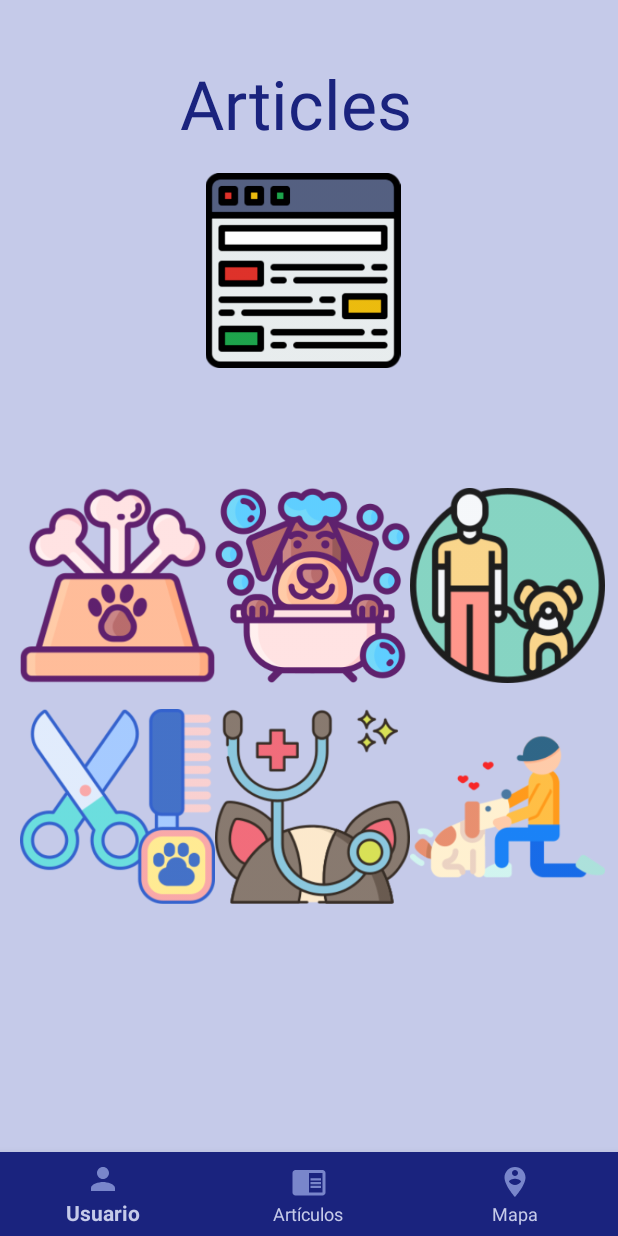
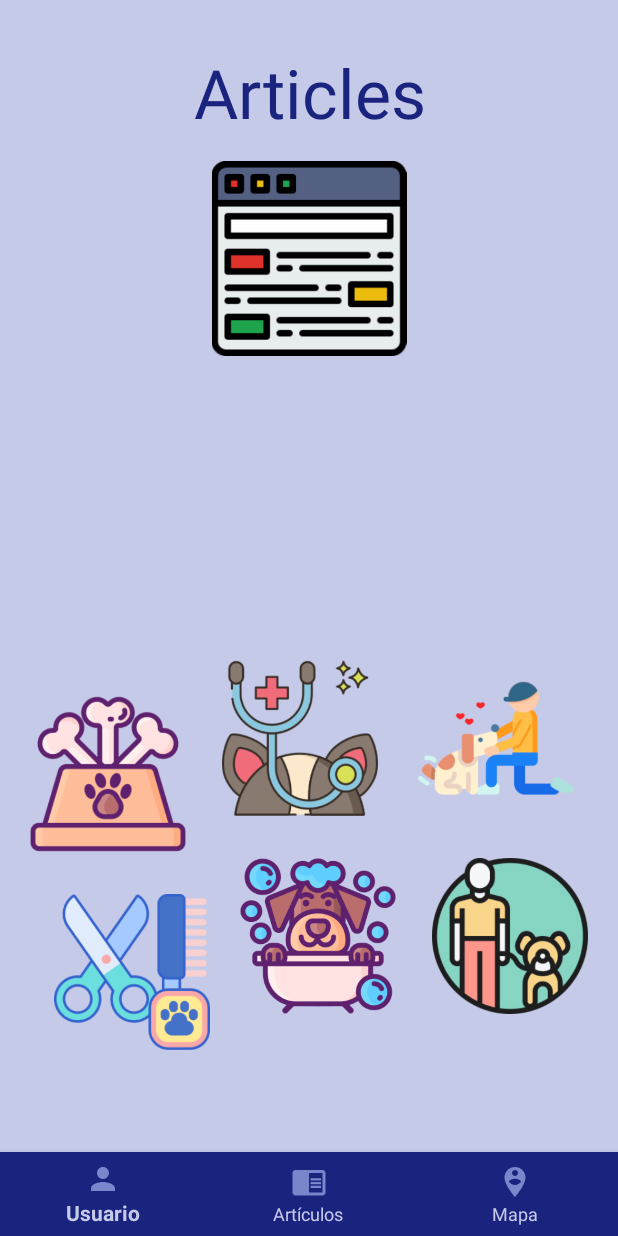
Before and after one commit to karichalobato/PetCare, an Android app: the ArticlesFragment screen opened through its navigation route, on a phone screen of 412 x 824 dp. Run offline under Robolectric (Android 15) with nearby library versions, the phone set to English and light mode, and no system bars; our stand-ins replace Firebase (no records; nobody signed in at launch, a user with empty details on screens opened directly), Room's generated code, navigation-ui, sdp/ssp sizes; 2 statements that could not run were skipped.

Commit message:
Trabajando en artículos.

```diff
--- a/app/src/main/java/com/cuidadoanimal/petcare/gui/activities/MainActivity.kt
+++ b/app/src/main/java/com/cuidadoanimal/petcare/gui/activities/MainActivity.kt
@@ -26,17 +26,11 @@ import kotlinx.android.synthetic.main.activity_main.*
 class MainActivity :
     AppCompatActivity(),
     NewPet.NewPetListener,
-    ArticlesFragment.OnFragmentInteractionListener,
     Vaccine.OnFragmentInteractionListener {
 
     override fun onInteraction(uri: Uri) {
         TODO("not implemented") //To change body of created functions use File | Settings | File Templates.
     }
-
-    override fun fragmentInteraction(uri: Uri) {
-        TODO("not implemented") //To change body of created functions use File | Settings | File Templates.
-    }
-
 
     private var doubleBackToExitPressedOnce = false
 
--- a/app/src/main/java/com/cuidadoanimal/petcare/gui/activities/WebViewActivity.kt
+++ b/app/src/main/java/com/cuidadoanimal/petcare/gui/activities/WebViewActivity.kt
@@ -10,12 +10,16 @@ import kotlinx.android.synthetic.main.activity_web_view.*
 
 class WebViewActivity : AppCompatActivity() {
 
-    private val BASE_URL = "https://www.google.com"
+    private var BASE_URL = "https://www.google.com"
     private val SEARCH_PATH = "/search?q=" //PATH que se mostrará al hacer una busqueda especifica.
 
     override fun onCreate(savedInstanceState: Bundle?) {
         super.onCreate(savedInstanceState)
         setContentView(R.layout.activity_web_view)
+
+        var getUrl = intent?.getStringExtra("url")
+
+        if (getUrl != null) BASE_URL = getUrl
 
         //Refresh
         swipeRefresh.setOnRefreshListener {
@@ -23,6 +27,7 @@ class WebViewActivity : AppCompatActivity() {
         }
 
         //Search
+/*
         searchView.setOnQueryTextListener(object : SearchView.OnQueryTextListener{
 
             override fun onQueryTextChange(newText: String?): Boolean {
@@ -43,13 +48,14 @@ class WebViewActivity : AppCompatActivity() {
                 return false
             }
         })
+*/
 
         //WebView
-        webView.webChromeClient = object : WebChromeClient(){
+        webView.webChromeClient = object : WebChromeClient() {
 
         }
 
-        webView.webViewClient = object : WebViewClient(){
+        webView.webViewClient = object : WebViewClient() {
 
             override fun shouldOverrideUrlLoading(view: WebView?, request: WebResourceRequest?): Boolean {
                 return false
@@ -58,8 +64,8 @@ class WebViewActivity : AppCompatActivity() {
             override fun onPageStarted(view: WebView?, url: String?, favicon: Bitmap?) {
                 super.onPageStarted(view, url, favicon)
 
-                searchView.setQuery(url, false) //vista de la busqueda del usuario.
-
+                /*searchView.setQuery(url, false) //vista de la busqueda del usuario.
+*/
                 swipeRefresh.isRefreshing = true
             }
 
@@ -79,7 +85,7 @@ class WebViewActivity : AppCompatActivity() {
     override fun onBackPressed() {
         if (webView.canGoBack()) {
             webView.goBack()
-        }else{
+        } else {
             super.onBackPressed()
         }
     }
--- a/app/src/main/java/com/cuidadoanimal/petcare/gui/fragments/ArticlesFragment.kt
+++ b/app/src/main/java/com/cuidadoanimal/petcare/gui/fragments/ArticlesFragment.kt
@@ -1,55 +1,99 @@
 package com.cuidadoanimal.petcare.gui.fragments
 
 import android.content.Context
+import android.content.Intent
 import android.net.Uri
 import android.os.Bundle
 import androidx.fragment.app.Fragment
 import android.view.LayoutInflater
 import android.view.View
 import android.view.ViewGroup
-import android.content.Intent
 import kotlinx.android.synthetic.main.fragment_articles.*
-import android.widget.ImageView
-import android.R
-import android.widget.Button
-import android.widget.GridLayout
 
-
-// TODO: Rename parameter arguments, choose names that match
-// the fragment initialization parameters, e.g. ARG_ITEM_NUMBER
-private const val ARG_PARAM1 = "param1"
-private const val ARG_PARAM2 = "param2"
-
-/**
- * A simple [Fragment] subclass.
- * Activities that contain this fragment must implement the
- * [ArticlesFragment.OnFragmentInteractionListener] interface
- * to handle onInteraction events.
- * Use the [ArticlesFragment.newInstance] factory method to
- * create an instance of this fragment.
- *
- */
 class ArticlesFragment : Fragment() {
-    // TODO: Rename and change types of parameters
-    private var param1: String? = null
-    private var param2: String? = null
-    private var listener: OnFragmentInteractionListener? = null
 
     override fun onCreate(savedInstanceState: Bundle?) {
         super.onCreate(savedInstanceState)
-        arguments?.let {
-            param1 = it.getString(ARG_PARAM1)
-            param2 = it.getString(ARG_PARAM2)
-        }
 
-        pic1.setOnClickListener {
+    }
 
-            val uri = Uri.parse("https://github.com/karichalobato/GridLayout/blob/master/app/src/main/java/com/example/gridlayout/MainActivity.java")
+    override fun onViewCreated(view: View, savedInstanceState: Bundle?) {
+        super.onViewCreated(view, savedInstanceState)
+
+        alimentacion.setOnClickListener {
+
+            val url =
+                "https://github.com/karichalobato/GridLayout/blob/master/app/src/main/java/com/example/gridlayout/MainActivity.java"
+
+            var intent = Intent()
+            intent.putExtra("url", url)
+
+            startActivity(intent)
 
         }
 
+        atencion.setOnClickListener {
+
+            val url =
+                "https://github.com/karichalobato/GridLayout/blob/master/app/src/main/java/com/example/gridlayout/MainActivity.java"
+
+            var intent = Intent()
+            intent.putExtra("url", url)
+
+            startActivity(intent)
+
+        }
+
+        recreacion.setOnClickListener {
+
+            val url =
+                "https://github.com/karichalobato/GridLayout/blob/master/app/src/main/java/com/example/gridlayout/MainActivity.java"
+
+            var intent = Intent()
+            intent.putExtra("url", url)
+
+            startActivity(intent)
+
+        }
+
+        cuidado.setOnClickListener {
+
+            val url =
+                "https://github.com/karichalobato/GridLayout/blob/master/app/src/main/java/com/example/gridlayout/MainActivity.java"
+
+            var intent = Intent()
+            intent.putExtra("url", url)
+
+            startActivity(intent)
+
+        }
+
+        limpieza.setOnClickListener {
+
+            val url =
+                "https://github.com/karichalobato/GridLayout/blob/master/app/src/main/java/com/example/gridlayout/MainActivity.java"
+
+            var intent = Intent()
+            intent.putExtra("url", url)
+
+            startActivity(intent)
+
+        }
+
+        medico.setOnClickListener {
+
+            val url =
+                "https://github.com/karichalobato/GridLayout/blob/master/app/src/main/java/com/example/gridlayout/MainActivity.java"
+
+            var intent = Intent()
+            intent.putExtra("url", url)
+
+            startActivity(intent)
+
+        }
+
+
     }
-
 
 
     override fun onCreateView(
@@ -60,58 +104,4 @@ class ArticlesFragment : Fragment() {
         return inflater.inflate(com.cuidadoanimal.petcare.R.layout.fragment_articles, container, false)
     }
 
-    // TODO: Rename method, update argument and hook method into UI event
-    fun onButtonPressed(uri: Uri) {
-        listener?.fragmentInteraction(uri)
-    }
-
-    override fun onAttach(context: Context) {
-        super.onAttach(context)
-        if (context is OnFragmentInteractionListener) {
-            listener = context
-        } else {
-            throw RuntimeException("$context must implement OnFragmentInteractionListener")
-        }
-    }
-
-    override fun onDetach() {
-        super.onDetach()
-        listener = null
-    }
-
-    /**
-     * This interface must be implemented by activities that contain this
-     * fragment to allow an onInteraction in this fragment to be communicated
-     * to the activity and potentially other fragments contained in that
-     * activity.
-     *
-     *
-     * See the Android Training lesson [Communicating with Other Fragments]
-     * (http://developer.android.com/training/basics/fragments/communicating.html)
-     * for more information.
-     */
-    interface OnFragmentInteractionListener {
-        // TODO: Update argument type and name
-        fun fragmentInteraction(uri: Uri)
-    }
-
-    companion object {
-        /**
-         * Use this factory method to create a new instance of
-         * this fragment using the provided parameters.
-         *
-         * @param param1 Parameter 1.
-         * @param param2 Parameter 2.
-         * @return A new instance of fragment ArticlesFragment.
-         */
-        // TODO: Rename and change types and number of parameters
-        @JvmStatic
-        fun newInstance(param1: String, param2: String) =
-            ArticlesFragment().apply {
-                arguments = Bundle().apply {
-                    putString(ARG_PARAM1, param1)
-                    putString(ARG_PARAM2, param2)
-                }
-            }
-    }
 }
--- a/app/src/main/res/layout/activity_web_view.xml
+++ b/app/src/main/res/layout/activity_web_view.xml
@@ -20,15 +20,6 @@
             app:navGraph="@navigation/navigation_main" app:layout_constraintHorizontal_bias="0.0"
             app:layout_constraintVertical_bias="0.0" app:layout_constraintBottom_toTopOf="@+id/bottom_nav_view"/>
 
-    <SearchView
-            android:id="@+id/searchView"
-            android:layout_width="match_parent"
-            android:layout_height="wrap_content"
-            tools:layout_editor_absoluteY="8dp"
-            app:layout_constraintStart_toStartOf="parent"
-            app:layout_constraintEnd_toEndOf="parent"
-            android:background="@color/colorAccent"
-    />
 
     <androidx.swiperefreshlayout.widget.SwipeRefreshLayout
             android:layout_width="match_parent"
--- a/app/src/main/res/layout/fragment_articles.xml
+++ b/app/src/main/res/layout/fragment_articles.xml
@@ -1,108 +1,23 @@
 <?xml version="1.0" encoding="utf-8"?>
-<RelativeLayout xmlns:android="http://schemas.android.com/apk/res/android"
-                xmlns:app="http://schemas.android.com/apk/res-auto" xmlns:tools="http://schemas.android.com/tools"
-                android:orientation="vertical"
-                android:layout_width="match_parent"
-                android:background="@color/colorAccent"
-                android:layout_height="match_parent"
-                tools:context="com.cuidadoanimal.petcare.gui.activities.WebViewActivity">
-
-    <GridLayout
-            android:id="@+id/grid"
-            android:layout_width="match_parent"
-            android:layout_height="304dp"
-            android:layout_alignParentStart="true"
-            android:layout_alignParentTop="true"
-            android:layout_alignParentRight="true"
-            android:layout_alignParentLeft="true"
-            android:columnCount="3"
-            android:layout_marginLeft="0dp"
-            android:layout_marginTop="315dp"
-            android:layout_marginStart="0dp"
-            android:layout_marginRight="0dp">
-
-        <Button
-
-                android:layout_marginTop="10dp"
-                android:layout_marginBottom="7dp"
-                android:layout_marginStart="@dimen/_10sdp"
-                android:id="@+id/pic1"
-                android:background="@drawable/bones"
-                android:layout_row="0"
-                android:layout_column="0"
-                android:padding="@dimen/_2sdp"
-                android:layout_height="@dimen/_100sdp"
-                android:layout_width="@dimen/_100sdp"/>
-
-        <Button
-                android:id="@+id/pic2"
-                android:layout_marginTop="10dp"
-                android:layout_marginBottom="7dp"
-                android:background="@drawable/bath"
-                android:padding="@dimen/_2sdp"
-                android:layout_row="0"
-                android:layout_column="1"
-                android:layout_height="@dimen/_100sdp"
-                android:layout_width="@dimen/_100sdp"/>
-
-        <Button
-                android:id="@+id/pic3"
-                android:layout_marginTop="10dp"
-                android:layout_marginBottom="7dp"
-                android:layout_marginEnd="@dimen/_10sdp"
-                android:background="@drawable/walking"
-                android:layout_row="0"
-                android:layout_column="2"
-                android:padding="@dimen/_2sdp"
-                android:layout_height="@dimen/_100sdp"
-                android:layout_width="@dimen/_100sdp"/>
-
-        <Button
-                android:id="@+id/pic4"
-                android:layout_marginTop="10dp"
-                android:layout_marginBottom="7dp"
-                android:layout_marginStart="@dimen/_10sdp"
-                android:background="@drawable/grooming"
-                android:layout_row="1"
-                android:layout_column="0"
-                android:padding="@dimen/_2sdp"
-                android:layout_height="@dimen/_100sdp"
-                android:layout_width="@dimen/_100sdp"/>
-
-        <Button
-                android:id="@+id/pic5"
-                android:layout_marginTop="10dp"
-                android:layout_marginBottom="7dp"
-                android:background="@drawable/checkup"
-                android:padding="@dimen/_2sdp"
-                android:layout_row="1"
-                android:layout_column="1"
-                android:layout_height="@dimen/_100sdp"
-                android:layout_width="@dimen/_100sdp"/>
-
-        <Button
-                android:id="@+id/pic6"
-                android:layout_marginTop="10dp"
-                android:layout_marginBottom="7dp"
-                android:layout_marginEnd="@dimen/_10sdp"
-                android:background="@drawable/dog"
-                android:layout_row="1"
-                android:layout_column="2"
-                android:padding="@dimen/_2sdp"
-                android:layout_height="@dimen/_100sdp"
-                android:layout_width="@dimen/_100sdp"/>
-    </GridLayout>
-
+<androidx.constraintlayout.widget.ConstraintLayout xmlns:android="http://schemas.android.com/apk/res/android"
+                                                   xmlns:app="http://schemas.android.com/apk/res-auto"
+                                                   xmlns:tools="http://schemas.android.com/tools"
+                                                   android:orientation="vertical"
+                                                   android:layout_width="match_parent"
+                                                   android:background="@color/colorAccent"
+                                                   android:layout_height="match_parent"
+                                                   tools:context="com.cuidadoanimal.petcare.gui.activities.WebViewActivity">
 
     <ImageView
             android:src="@drawable/article"
             android:layout_width="@dimen/_170sdp"
             android:layout_height="@dimen/_100sdp"
             android:layout_alignParentStart="true"
-            android:layout_marginStart="91dp"
             android:layout_alignParentTop="true"
             android:id="@+id/imageView"
-            android:layout_marginTop="115dp"/>
+            app:layout_constraintEnd_toEndOf="parent"
+            app:layout_constraintStart_toStartOf="parent"
+            app:layout_constraintTop_toBottomOf="@+id/textView"/>
 
     <TextView
             android:text="Articles"
@@ -111,12 +26,88 @@
             android:layout_alignParentRight="true"
             android:layout_alignParentEnd="true"
             android:layout_alignParentTop="true"
-            android:layout_marginEnd="137dp"
             android:id="@+id/textView"
-            android:layout_marginTop="23dp"
             android:gravity="center"
             android:textColor="@color/color11"
-            android:autoText="false"
-            app:autoSizeTextType="uniform" android:layout_marginRight="137dp"/>
+            app:autoSizeTextType="uniform"
+            app:layout_constraintEnd_toEndOf="parent" app:layout_constraintStart_toStartOf="parent"
+            android:layout_marginTop="16dp"
+            app:layout_constraintTop_toTopOf="parent"/>
 
-</RelativeLayout>
+    <Button
+
+            android:id="@+id/alimentacion"
+            android:background="@drawable/bones"
+            android:layout_row="0"
+            android:layout_column="0"
+            android:padding="@dimen/_5sdp"
+            android:layout_height="@dimen/_80sdp"
+            android:layout_width="@dimen/_80sdp"
+            app:layout_constraintStart_toStartOf="parent" android:layout_marginStart="20dp"
+            android:layout_marginBottom="200dp" app:layout_constraintBottom_toBottomOf="parent"/>
+
+    <Button
+            android:id="@+id/limpieza"
+            android:background="@drawable/bath"
+            android:padding="@dimen/_5sdp"
+            android:layout_row="0"
+            android:layout_column="1"
+            android:layout_height="@dimen/_80sdp"
+            android:layout_width="@dimen/_80sdp"
+            app:layout_constraintStart_toStartOf="parent"
+            app:layout_constraintHorizontal_bias="0.909" android:layout_marginEnd="8dp"
+            app:layout_constraintEnd_toStartOf="@+id/recreacion" android:layout_marginBottom="92dp"
+            app:layout_constraintBottom_toBottomOf="parent"/>
+
+    <Button
+            android:id="@+id/recreacion"
+            android:background="@drawable/walking"
+            android:layout_row="0"
+            android:layout_column="2"
+            android:padding="@dimen/_5sdp"
+            android:layout_height="@dimen/_80sdp"
+            android:layout_width="@dimen/_80sdp"
+            app:layout_constraintEnd_toEndOf="parent" android:layout_marginEnd="20dp"
+            android:layout_marginBottom="92dp"
+            app:layout_constraintBottom_toBottomOf="parent"/>
+
+    <Button
+            android:id="@+id/cuidado"
+            android:background="@drawable/grooming"
+            android:layout_row="1"
+            android:layout_column="0"
+            android:padding="@dimen/_5sdp"
+            android:layout_height="@dimen/_80sdp"
+            android:layout_width="@dimen/_80sdp"
+            android:layout_marginTop="28dp"
+            app:layout_constraintTop_toBottomOf="@+id/alimentacion" android:layout_marginEnd="20dp"
+            app:layout_constraintEnd_toStartOf="@+id/limpieza" android:layout_marginBottom="8dp"
+            app:layout_constraintBottom_toBottomOf="parent" app:layout_constraintVertical_bias="0.0"/>
+
+    <Button
+            android:id="@+id/medico"
+            android:background="@drawable/checkup"
+            android:padding="@dimen/_5sdp"
+            android:layout_row="1"
+            android:layout_column="1"
+            android:layout_height="@dimen/_80sdp"
+            android:layout_width="@dimen/_80sdp" app:layout_constraintEnd_toEndOf="parent"
+            app:layout_constraintHorizontal_bias="0.09" app:layout_constraintStart_toEndOf="@+id/alimentacion"
+            android:layout_marginStart="8dp" android:layout_marginBottom="28dp"
+            app:layout_constraintBottom_toTopOf="@+id/limpieza" android:layout_marginTop="8dp"
+            app:layout_constraintTop_toBottomOf="@+id/imageView" app:layout_constraintVertical_bias="1.0"/>
+
+    <Button
+            android:id="@+id/atencion"
+            android:background="@drawable/dog"
+            android:layout_row="2"
+            android:layout_column="3"
+            android:padding="@dimen/_5sdp"
+            android:layout_height="@dimen/_80sdp"
+            android:layout_width="@dimen/_80sdp"
+            app:layout_constraintEnd_toEndOf="parent" android:layout_marginEnd="4dp"
+            app:layout_constraintStart_toEndOf="@+id/medico" android:layout_marginStart="8dp"
+            android:layout_marginBottom="28dp"
+            app:layout_constraintBottom_toTopOf="@+id/recreacion" app:layout_constraintHorizontal_bias="0.428"/>
+
+</androidx.constraintlayout.widget.ConstraintLayout>
```
Also changed, not shown: app/src/debug/res/values/google_maps_api.xml (+7 -0 lines).
